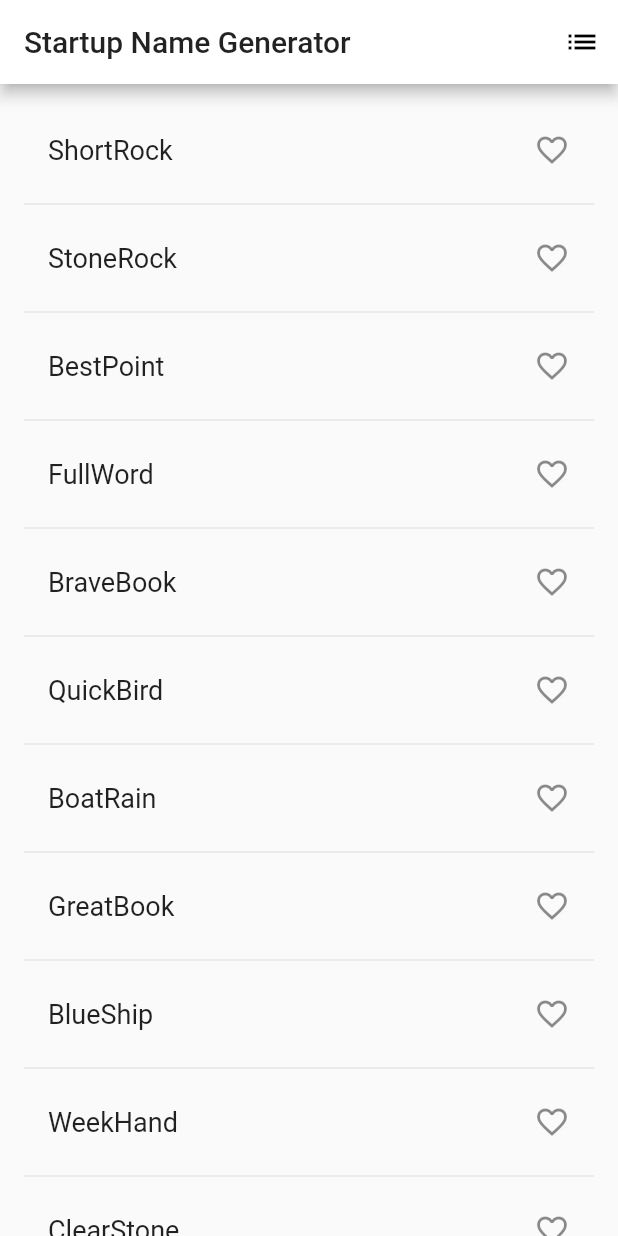
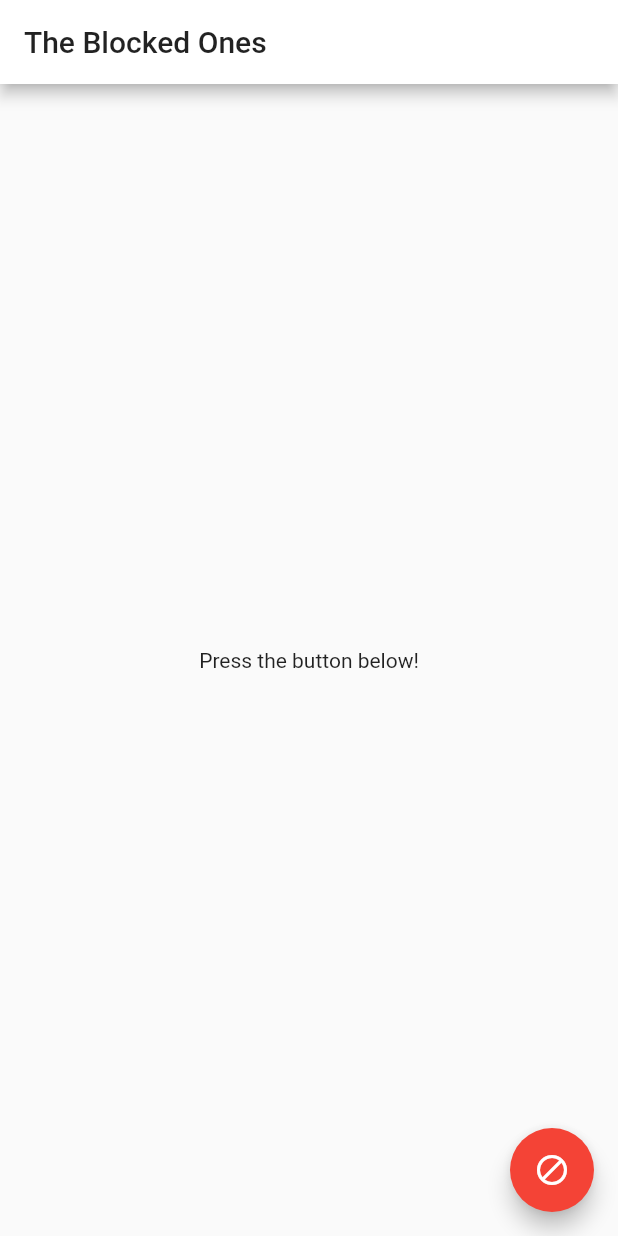
Before and after one commit to SuhasBharadwajK/block_em_up, a Flutter app: the screen it shows after launch, on a phone screen of 412 x 824 dp. Run offline on Flutter 3.47's test engine with Material 2 defaults, Android fonts, the phone set to English and light mode, and no system bars.

Commit message:
Modularized components and implemented a modal popup with a button.

```diff
--- /dev/null
+++ b/lib/app.dart
@@ -0,0 +1,17 @@
+import 'package:flutter/cupertino.dart';
+import 'package:flutter/material.dart';
+import 'widgets/add_number_button.dart';
+import 'blocked_list/blocked_list.dart';
+
+class BlockEmAllApp extends StatelessWidget {
+  @override
+  Widget build(BuildContext context) {
+    return Scaffold(
+      appBar: AppBar(
+        title: const Text('The Blocked Ones'),
+      ),
+      body: BlockedNumbersListWidget(),
+      floatingActionButton: AddNumberButton(),
+    );
+  }
+}
--- /dev/null
+++ b/lib/blocked_list/blocked_list.dart
@@ -0,0 +1,14 @@
+import 'package:flutter/cupertino.dart';
+
+class BlockedNumbersListState extends State<BlockedNumbersListWidget> {
+  @override
+  Widget build(BuildContext context) {
+    // Here comes the list of blocked numbers
+    return Center(child: const Text('Press the button below!'));
+  }
+}
+
+class BlockedNumbersListWidget extends StatefulWidget {
+  @override
+  State<StatefulWidget> createState() => BlockedNumbersListState();
+}
--- a/lib/main.dart
+++ b/lib/main.dart
@@ -1,5 +1,6 @@
 import 'package:flutter/material.dart';
-import 'package:english_words/english_words.dart';
+// import 'package:english_words/english_words.dart';
+import 'app.dart';
 
 void main() => runApp(MyApp());
 
@@ -7,8 +8,8 @@ class MyApp extends StatelessWidget {
   @override
   Widget build(BuildContext context) {
     return MaterialApp(
-      title: 'Startup Name Generator',
-      home: RandomWords(),
+      title: 'Blocked List',
+      home: BlockEmAllApp(),
       theme: ThemeData(
         primaryColor: Colors.white,
       ),
@@ -16,90 +17,90 @@ class MyApp extends StatelessWidget {
   }
 }
 
-class RandomWordsState extends State<RandomWords> {
-  final _suggestions = <WordPair>[];
-  final Set<WordPair> _saved = Set<WordPair>();
-  final _biggerFont = const TextStyle(fontSize: 18.0);
+// class RandomWordsState extends State<RandomWords> {
+//   final _suggestions = <WordPair>[];
+//   final Set<WordPair> _saved = Set<WordPair>();
+//   final _biggerFont = const TextStyle(fontSize: 18.0);
 
-  @override
-  Widget build(BuildContext context) {
-    return Scaffold(
-      appBar: AppBar(
-        title: Text('Startup Name Generator'),
-        actions: <Widget>[
-          IconButton(icon: Icon(Icons.list), onPressed: _showSaved)
-        ],
-      ),
-        body: _buildSuggestions()
-    );
-  }
+//   @override
+//   Widget build(BuildContext context) {
+//     return Scaffold(
+//       appBar: AppBar(
+//         title: Text('Startup Name Generator'),
+//         actions: <Widget>[
+//           IconButton(icon: Icon(Icons.list), onPressed: _showSaved)
+//         ],
+//       ),
+//         body: _buildSuggestions()
+//     );
+//   }
 
-  Widget _buildSuggestions() {
-    return ListView.builder(
-      padding: const EdgeInsets.all(16.0),
-      itemBuilder: (context, i) {
-        if (i.isOdd) return Divider();
+//   Widget _buildSuggestions() {
+//     return ListView.builder(
+//       padding: const EdgeInsets.all(16.0),
+//       itemBuilder: (context, i) {
+//         if (i.isOdd) return Divider();
 
-        final index = i ~/ 2;
-        if (index >= _suggestions.length) {
-          _suggestions.addAll(generateWordPairs().take(10));
-        }
+//         final index = i ~/ 2;
+//         if (index >= _suggestions.length) {
+//           _suggestions.addAll(generateWordPairs().take(10));
+//         }
 
-        return _buildRow(_suggestions[index]);
-      },
-    );
-  }
+//         return _buildRow(_suggestions[index]);
+//       },
+//     );
+//   }
 
-  Widget _buildRow(WordPair wordPair) {
-    final bool isAlreadySaved = _saved.contains(wordPair);
-    return ListTile(title: Text(
-      wordPair.asPascalCase,
-      style: _biggerFont,
-    ), trailing: Icon(
-      isAlreadySaved ? Icons.favorite : Icons.favorite_border,
-      color: isAlreadySaved ? Colors.red : null
-    ), onTap: () {
-      setState(() {
-        if (isAlreadySaved) {
-          _saved.remove(wordPair);
-        }
-        else {
-          _saved.add(wordPair);
-        }
-      });
-    },);
-  }
+//   Widget _buildRow(WordPair wordPair) {
+//     final bool isAlreadySaved = _saved.contains(wordPair);
+//     return ListTile(title: Text(
+//       wordPair.asPascalCase,
+//       style: _biggerFont,
+//     ), trailing: Icon(
+//       isAlreadySaved ? Icons.favorite : Icons.favorite_border,
+//       color: isAlreadySaved ? Colors.red : null
+//     ), onTap: () {
+//       setState(() {
+//         if (isAlreadySaved) {
+//           _saved.remove(wordPair);
+//         }
+//         else {
+//           _saved.add(wordPair);
+//         }
+//       });
+//     },);
+//   }
 
-  void _showSaved() {
-    Navigator.of(context).push(
-      MaterialPageRoute<void>(
-        builder: (BuildContext context) {
-          final Iterable<ListTile> tiles = _saved.map(
-            (WordPair pair) {
-              return ListTile(
-                title: Text(
-                  pair.asPascalCase,
-                  style: _biggerFont,
-                ),
-              );
-            },
-          );
+//   void _showSaved() {
+//     Navigator.of(context).push(
+//       MaterialPageRoute<void>(
+//         builder: (BuildContext context) {
+//           final Iterable<ListTile> tiles = _saved.map(
+//             (WordPair pair) {
+//               return ListTile(
+//                 title: Text(
+//                   pair.asPascalCase,
+//                   style: _biggerFont,
+//                 ),
+//               );
+//             },
+//           );
 
-          final List<Widget> divided = ListTile.divideTiles(context: context, tiles: tiles).toList();
+//           final List<Widget> divided = ListTile.divideTiles(context: context, tiles: tiles).toList();
 
-          return Scaffold(         // Add 6 lines from here...
-            appBar: AppBar(
-              title: Text('Saved Suggestions'),
-            ),
-            body: ListView(children: divided),
-          );
-        },
-      )
-    );
-  }
-}
+//           return Scaffold(         // Add 6 lines from here...
+//             appBar: AppBar(
+//               title: Text('Saved Suggestions'),
+//             ),
+//             body: ListView(children: divided),
+//           );
+//         },
+//       )
+//     );
+//   }
+// }
 
-class RandomWords extends StatefulWidget {
-  @override
-  State<StatefulWidget> createState() => RandomWordsState();
-}
+// class RandomWords extends StatefulWidget {
+//   @override
+//   State<StatefulWidget> createState() => RandomWordsState();
+// }
--- /dev/null
+++ b/lib/widgets/add_number_button.dart
@@ -0,0 +1,39 @@
+import 'package:block_em_up/add_number_popup_dialog_form/add_number_popup_dialog_form.dart';
+import 'package:flutter/cupertino.dart';
+import 'package:flutter/material.dart';
+
+class AddNumberButton extends StatelessWidget {
+  AddNumberButton({Key key}) : super(key: key);
+
+  @override
+  Widget build(BuildContext context) {
+    return FloatingActionButton(
+      onPressed: () {
+        addNumber(context);
+      },
+      child: Icon(Icons.block),
+      backgroundColor: Colors.red,
+    );
+  }
+
+  void addNumber(BuildContext context) {
+
+    Dialog simpleDialog = Dialog(
+      shape: RoundedRectangleBorder(
+        borderRadius: BorderRadius.circular(12.0),
+      ),
+      child: Container(
+        height: 300,
+        width: 300,
+        child: Column(
+          mainAxisAlignment: MainAxisAlignment.center,
+          children: <Widget>[
+            AddNumberToBlockForm(),
+          ],
+        ),
+      ),
+    );
+
+    showDialog(context: context, builder: (BuildContext context) => simpleDialog);
+  }
+}
```
Also changed, not shown: lib/add_number_popup_dialog_form/add_number_popup_dialog_form.dart (added, +59 -0 lines).
